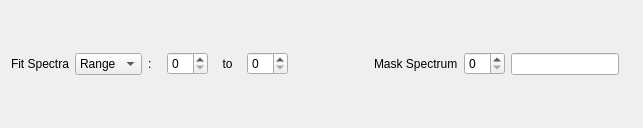
Above: qt/scientific_interfaces/Indirect/IndirectSpectrumSelector.ui from mantidproject/mantid before the change. Below: the same form after it.
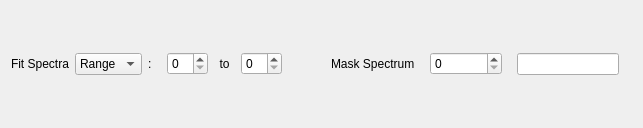
That is the form after the change. The open tabs and pages were chosen to show the change.

Commit message:
Add IndirectSpectrumSelectionView and presenter
Refs #22064

```diff
--- a/qt/scientific_interfaces/Indirect/IndirectSpectrumSelector.ui
+++ b/qt/scientific_interfaces/Indirect/IndirectSpectrumSelector.ui
@@ -104,7 +104,22 @@
     </widget>
    </item>
    <item>
-    <widget class="QSpinBox" name="spMaskSpectrum"/>
+    <widget class="QStackedWidget" name="swMaskSpectrumSelection">
+     <widget class="QWidget" name="loMaskSpectrumSp">
+      <layout class="QHBoxLayout" name="horizontalLayout_5">
+       <item>
+        <widget class="QSpinBox" name="spMaskSpectrum"/>
+       </item>
+      </layout>
+     </widget>
+     <widget class="QWidget" name="loMaskSpectrumCb">
+      <layout class="QHBoxLayout" name="horizontalLayout_3">
+       <item>
+        <widget class="QComboBox" name="cbMaskSpectrum"/>
+       </item>
+      </layout>
+     </widget>
+    </widget>
    </item>
    <item>
     <widget class="QLineEdit" name="leMaskBins"/>
```
Left out of the diff: 18 changed lines with no effect on the pictures. The commit also changes 4 other files.
